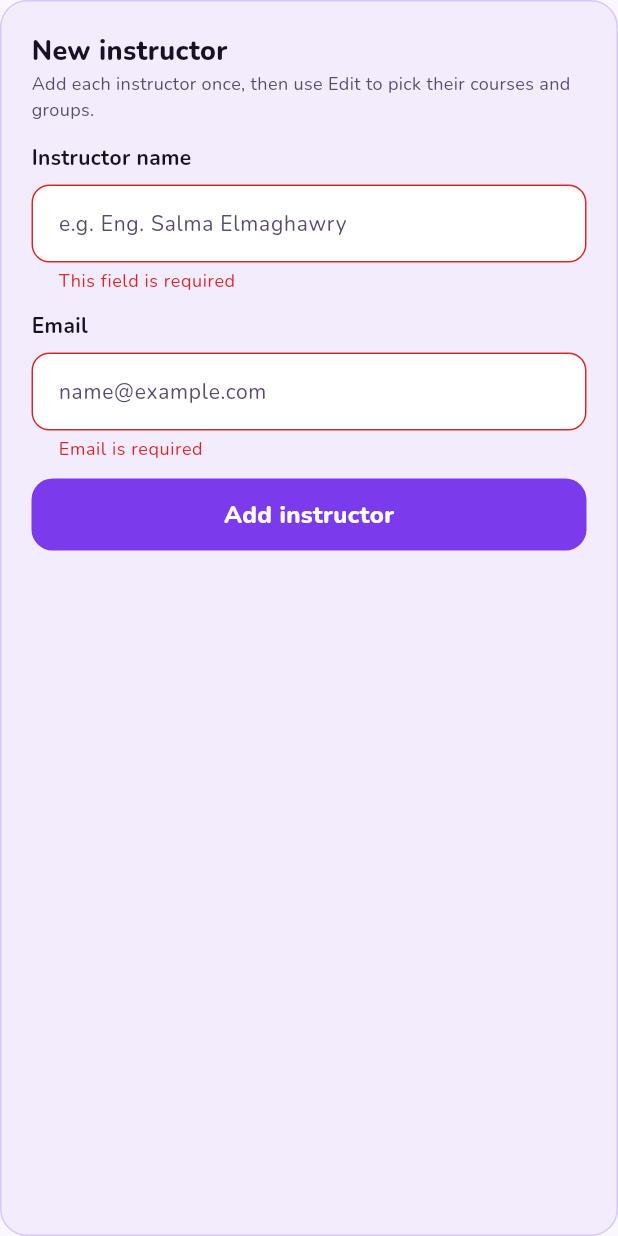
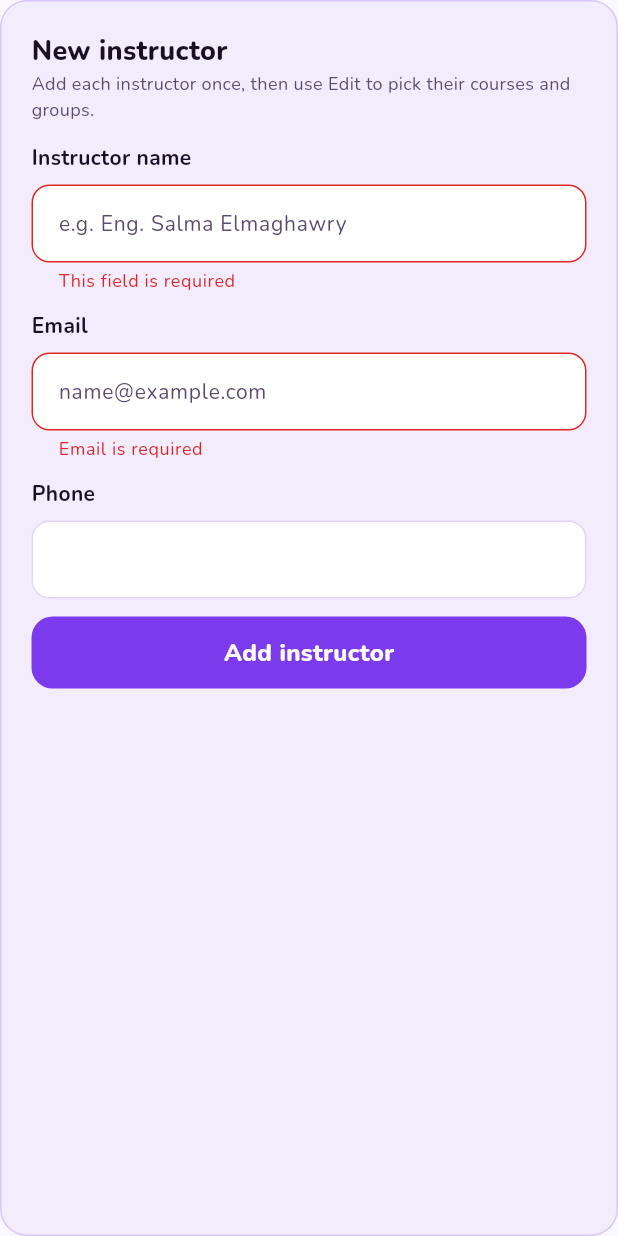
Before and after one commit to salma-elmaghawry/Cairo-Coding-App, a Flutter app: the AddInstructorPanel widget shown alone on an empty page, opened directly, after a tap on "Add instructor", on a phone screen of 412 x 824 dp. Run offline on Flutter 3.47's test engine with Material 3 defaults, Android fonts, the phone set to English and light mode, and no system bars; our stand-ins replace cloud_firestore, easy_localization, equatable, firebase_auth, firebase_core, flutter_animate and 5 more; missing offline and left inert: workmanager; accounts and stored records are empty.

Commit message:
feat: Add a phone number to each instructor
Instructors get an optional phone, like students: it's in the New
instructor panel and the Edit dialog, and shows under the email on the
Instructors page.

Co-Authored-By: Claude Opus 5.5 <noreply@anthropic.com>

```diff
--- a/assets/translations/ar.json
+++ b/assets/translations/ar.json
@@ -383,7 +383,8 @@
       "courses_label": "الكورسات التي يدرّسها",
       "groups_label": "المجموعات التي يدرّسها",
       "no_active_groups": "لا توجد مجموعات نشطة بعد",
-      "saved": "تم حفظ المدرّب"
+      "saved": "تم حفظ المدرّب",
+      "phone": "الهاتف"
     }
   }
 }
--- a/assets/translations/en.json
+++ b/assets/translations/en.json
@@ -377,7 +377,8 @@
       "courses_label": "Courses they teach",
       "groups_label": "Groups they teach",
       "no_active_groups": "No active groups yet",
-      "saved": "Instructor saved"
+      "saved": "Instructor saved",
+      "phone": "Phone"
     }
   }
 }
--- a/lib/admin/instructors/instructors_screen.dart
+++ b/lib/admin/instructors/instructors_screen.dart
@@ -78,6 +78,8 @@ class InstructorsScreen extends ConsumerWidget {
                       overflow: TextOverflow.ellipsis,
                       style: AppTextStyles.font12Normal.secondary(context),
                     ),
+                    if (instructor.phone.isNotEmpty)
+                      Text(instructor.phone, style: AppTextStyles.monoFont12Medium.secondary(context)),
                   ],
                 ),
                 teaches.isEmpty
--- a/lib/admin/instructors/widgets/add_instructor_panel.dart
+++ b/lib/admin/instructors/widgets/add_instructor_panel.dart
@@ -23,25 +23,30 @@ class _AddInstructorPanelState extends ConsumerState<AddInstructorPanel> {
   final _formKey = GlobalKey<FormState>();
   final _name = TextEditingController();
   final _email = TextEditingController();
+  final _phone = TextEditingController();
   bool _saving = false;
 
   @override
   void dispose() {
-    _name.dispose();
-    _email.dispose();
+    for (final controller in [_name, _email, _phone]) {
+      controller.dispose();
+    }
     super.dispose();
   }
 
   Future<void> _add() async {
     if (!_formKey.currentState!.validate()) return;
     setState(() => _saving = true);
-    final result = await ref.read(academyRepositoryProvider).addInstructor(_name.text, email: _email.text);
+    final result = await ref
+        .read(academyRepositoryProvider)
+        .addInstructor(_name.text, email: _email.text, phone: _phone.text);
     if (!mounted) return;
     setState(() => _saving = false);
     switch (result) {
       case Ok():
-        _name.clear();
-        _email.clear();
+        for (final controller in [_name, _email, _phone]) {
+          controller.clear();
+        }
       case Err(:final failure):
         showAppSnackBar(context, failure.message, isError: true);
     }
@@ -77,6 +82,13 @@ class _AddInstructorPanelState extends ConsumerState<AddInstructorPanel> {
               controller: _email,
               validator: (value) => validateInstructorEmail(value, existing),
               keyboardType: TextInputType.emailAddress,
+              textInputAction: TextInputAction.next,
+            ),
+            verticalSpace(12),
+            AppTextField(
+              label: 'admin.instructors.phone'.tr(),
+              controller: _phone,
+              keyboardType: TextInputType.phone,
               textInputAction: TextInputAction.done,
               onSubmitted: (_) => _add(),
             ),
--- a/lib/admin/instructors/widgets/instructor_form_dialog.dart
+++ b/lib/admin/instructors/widgets/instructor_form_dialog.dart
@@ -35,6 +35,7 @@ class _InstructorFormDialogState extends ConsumerState<InstructorFormDialog> {
   final _formKey = GlobalKey<FormState>();
   late final _name = TextEditingController(text: widget.instructor.name);
   late final _email = TextEditingController(text: widget.instructor.email);
+  late final _phone = TextEditingController(text: widget.instructor.phone);
   late final Set<String> _courseIds = {
     for (final course in ref.read(coursesProvider).value ?? const <Course>[])
       if (course.instructorIds.contains(widget.instructor.id)) course.id,
@@ -46,8 +47,9 @@ class _InstructorFormDialogState extends ConsumerState<InstructorFormDialog> {
 
   @override
   void dispose() {
-    _name.dispose();
-    _email.dispose();
+    for (final controller in [_name, _email, _phone]) {
+      controller.dispose();
+    }
     super.dispose();
   }
 
@@ -58,7 +60,12 @@ class _InstructorFormDialogState extends ConsumerState<InstructorFormDialog> {
         .read(academyRepositoryProvider)
         .updateInstructor(
           widget.instructor,
-          widget.instructor.copyWith(name: _name.text, email: _email.text, groupIds: _groupIds.toList()),
+          widget.instructor.copyWith(
+            name: _name.text,
+            email: _email.text,
+            phone: _phone.text,
+            groupIds: _groupIds.toList(),
+          ),
           courses: ref.read(coursesProvider).value ?? const [],
           courseIds: _courseIds,
         );
@@ -119,6 +126,12 @@ class _InstructorFormDialogState extends ConsumerState<InstructorFormDialog> {
                   validator: (value) => validateInstructorEmail(value, others),
                   keyboardType: TextInputType.emailAddress,
                 ),
+                verticalSpace(14),
+                AppTextField(
+                  label: 'admin.instructors.phone'.tr(),
+                  controller: _phone,
+                  keyboardType: TextInputType.phone,
+                ),
                 verticalSpace(18),
                 Text('admin.instructors.courses_label'.tr(), style: AppTextStyles.font14Bold),
                 verticalSpace(8),
--- a/lib/data/fake/fake_academy_store.dart
+++ b/lib/data/fake/fake_academy_store.dart
@@ -78,12 +78,14 @@ class FakeAcademyStore {
       id: 'instructor_salma',
       name: 'Eng. Salma Elmaghawry',
       email: 'salma@example.com',
+      phone: '010 2222 3141',
       groupIds: ['cs140', 'cs150', 'cs120'],
     );
     const youssef = Instructor(
       id: 'instructor_youssef',
       name: 'Eng. Youssef Nabil',
       email: 'youssef@example.com',
+      phone: '011 5555 2718',
       groupIds: ['workshop'],
     );
     for (final instructor in [salma, youssef]) {
--- a/lib/data/models/instructor.dart
+++ b/lib/data/models/instructor.dart
@@ -1,31 +1,34 @@
 import 'package:equatable/equatable.dart';
 
 class Instructor extends Equatable {
-  const Instructor({required this.id, required this.name, this.email = '', this.groupIds = const []});
+  const Instructor({required this.id, required this.name, this.email = '', this.phone = '', this.groupIds = const []});
 
   factory Instructor.fromMap(String id, Map<String, dynamic> map) => Instructor(
     id: id,
     name: map['name'] as String? ?? '',
     email: map['email'] as String? ?? '',
+    phone: map['phone'] as String? ?? '',
     groupIds: List<String>.from(map['groupIds'] as List? ?? const []),
   );
 
   final String id;
   final String name;
   final String email;
+  final String phone;
 
   /// The groups this instructor is teaching, archived ones included.
   final List<String> groupIds;
 
-  Map<String, dynamic> toMap() => {'name': name, 'email': email, 'groupIds': groupIds};
+  Map<String, dynamic> toMap() => {'name': name, 'email': email, 'phone': phone, 'groupIds': groupIds};
 
-  Instructor copyWith({String? id, String? name, String? email, List<String>? groupIds}) => Instructor(
+  Instructor copyWith({String? id, String? name, String? email, String? phone, List<String>? groupIds}) => Instructor(
     id: id ?? this.id,
     name: name ?? this.name,
     email: email ?? this.email,
+    phone: phone ?? this.phone,
     groupIds: groupIds ?? this.groupIds,
   );
 
   @override
-  List<Object> get props => [id, name, email, groupIds];
+  List<Object> get props => [id, name, email, phone, groupIds];
 }
--- a/lib/data/repositories/academy_repository.dart
+++ b/lib/data/repositories/academy_repository.dart
@@ -59,8 +59,10 @@ class AcademyRepository {
     ),
   );
 
-  Future<Result<Instructor>> addInstructor(String name, {String email = ''}) => Result.guard(
-    () => _source.saveInstructor(Instructor(id: '', name: name.trim(), email: email.trim().toLowerCase())),
+  Future<Result<Instructor>> addInstructor(String name, {String email = '', String phone = ''}) => Result.guard(
+    () => _source.saveInstructor(
+      Instructor(id: '', name: name.trim(), email: email.trim().toLowerCase(), phone: phone.trim()),
+    ),
   );
 
   /// Saves [instructor] and adds them to or removes them from [courses] so they teach exactly [courseIds].
@@ -72,7 +74,11 @@ class AcademyRepository {
     required Set<String> courseIds,
   }) => Result.guard(() async {
     final saved = await _source.saveInstructor(
-      instructor.copyWith(name: instructor.name.trim(), email: instructor.email.trim().toLowerCase()),
+      instructor.copyWith(
+        name: instructor.name.trim(),
+        email: instructor.email.trim().toLowerCase(),
+        phone: instructor.phone.trim(),
+      ),
     );
     for (final course in courses) {
       final teaches = course.instructorIds.contains(saved.id);
```
Also changed, not shown: 5 other files.
